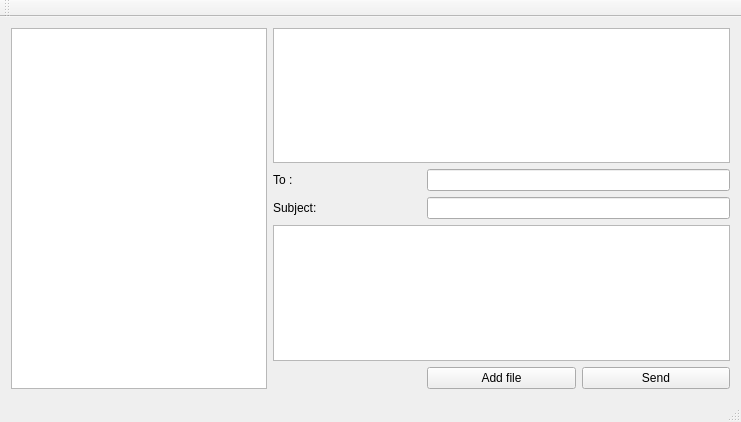
Above: mainwindow.ui from hchaudhry/mail_client before the change. Below: the same form after it.
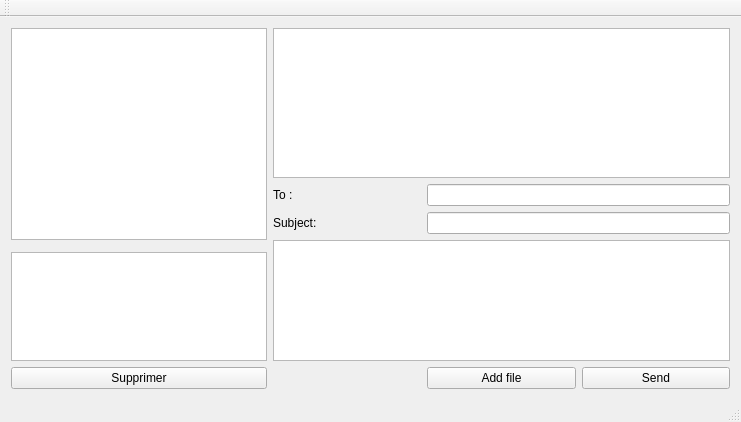
That is the form after the change.

Commit message: ListView pour afficher les pièces jointes et pouvoir les supprimés Entêtes du tableau des mails Ajout données champs lors de la sélection d'un mail

Patch:
```diff
--- a/mainwindow.ui
+++ b/mainwindow.ui
@@ -15,55 +15,78 @@
   </property>
   <widget class="QWidget" name="centralWidget">
    <layout class="QGridLayout" name="gridLayout">
-    <item row="0" column="0" rowspan="5" alignment="Qt::AlignHCenter">
+    <item row="0" column="0" rowspan="4" alignment="Qt::AlignLeft">
      <widget class="QTableView" name="tableView_2"/>
     </item>
-    <item row="0" column="1" colspan="3">
-     <widget class="QTableView" name="tableView"/>
-    </item>
-    <item row="1" column="1">
-     <widget class="QLabel" name="label">
-      <property name="text">
-       <string>To :</string>
-      </property>
-     </widget>
+    <item row="5" column="0" rowspan="2" alignment="Qt::AlignLeft">
+     <widget class="QListView" name="attachments_listview"/>
     </item>
     <item row="1" column="2" colspan="2">
      <widget class="QLineEdit" name="to_textbox"/>
     </item>
-    <item row="2" column="1">
+    <item row="2" column="1" alignment="Qt::AlignLeft">
      <widget class="QLabel" name="label_2">
       <property name="text">
        <string>Subject:</string>
       </property>
      </widget>
     </item>
+    <item row="1" column="1" alignment="Qt::AlignLeft">
+     <widget class="QLabel" name="label">
+      <property name="text">
+       <string>To :</string>
+      </property>
+     </widget>
+    </item>
+    <item row="0" column="1" colspan="3">
+     <widget class="QTableView" name="tableView">
+      <property name="sizePolicy">
+       <sizepolicy hsizetype="Expanding" vsizetype="Expanding">
+        <horstretch>0</horstretch>
+        <verstretch>0</verstretch>
+       </sizepolicy>
+      </property>
+     </widget>
+    </item>
     <item row="2" column="2" colspan="2">
      <widget class="QLineEdit" name="subject_textbox"/>
     </item>
-    <item row="3" column="1" colspan="3">
-     <widget class="QTextEdit" name="email_conten_box"/>
+    <item row="7" column="0">
+     <widget class="QPushButton" name="delete_attachment">
+      <property name="text">
+       <string>Supprimer</string>
+      </property>
+     </widget>
     </item>
-    <item row="4" column="2">
+    <item row="7" column="2">
      <widget class="QPushButton" name="file_explorer_btn">
       <property name="text">
        <string>Add file</string>
       </property>
      </widget>
     </item>
-    <item row="4" column="3">
+    <item row="7" column="3">
      <widget class="QPushButton" name="sendButton">
       <property name="text">
        <string>Send</string>
       </property>
      </widget>
     </item>
+    <item row="3" column="1" rowspan="4" colspan="3">
+     <widget class="QTextEdit" name="email_conten_box"/>
+    </item>
    </layout>
-   <zorder>layoutWidget</zorder>
+   <zorder>label</zorder>
+   <zorder>to_textbox</zorder>
+   <zorder>label_2</zorder>
+   <zorder>subject_textbox</zorder>
+   <zorder>email_conten_box</zorder>
    <zorder>tableView</zorder>
    <zorder>tableView_2</zorder>
-   <zorder>tableView_3</zorder>
-   <zorder>tableView_2</zorder>
+   <zorder>attachments_listview</zorder>
+   <zorder>delete_attachment</zorder>
+   <zorder>file_explorer_btn</zorder>
+   <zorder>sendButton</zorder>
   </widget>
   <widget class="QMenuBar" name="menuBar">
    <property name="geometry">
```
The commit also changes 3 other files.
